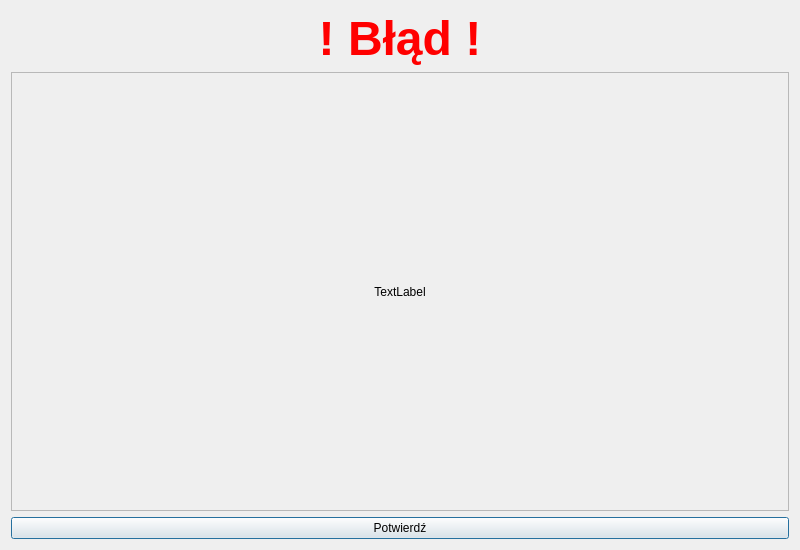
Old version of the form project/ui_templates/error_dialog.ui in the repository wojtek1928/RPi---winding_machine_control.
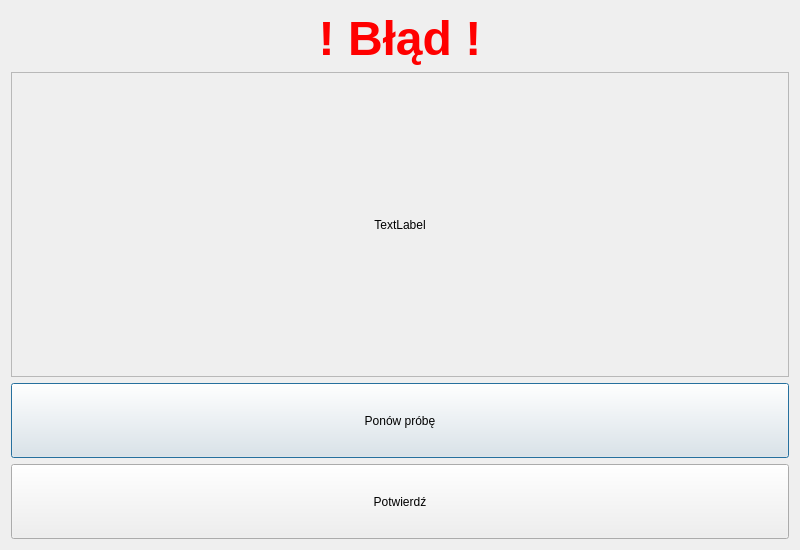
New version of the form.

```diff
--- a/project/ui_templates/error_dialog.ui
+++ b/project/ui_templates/error_dialog.ui
@@ -80,7 +80,7 @@
         <x>0</x>
         <y>0</y>
         <width>776</width>
-        <height>270</height>
+        <height>157</height>
        </rect>
       </property>
       <layout class="QVBoxLayout" name="verticalLayout_3">
@@ -98,8 +98,27 @@
      </widget>
     </widget>
    </item>
+   <item>
+    <widget class="QPushButton" name="retry_pushButton">
+     <property name="minimumSize">
+      <size>
+       <width>0</width>
+       <height>75</height>
+      </size>
+     </property>
+     <property name="text">
+      <string>Ponów próbę</string>
+     </property>
+    </widget>
+   </item>
    <item>
     <widget class="QPushButton" name="confirm_pushButton">
+     <property name="minimumSize">
+      <size>
+       <width>0</width>
+       <height>75</height>
+      </size>
+     </property>
      <property name="text">
       <string>Potwierdź</string>
      </property>
```
